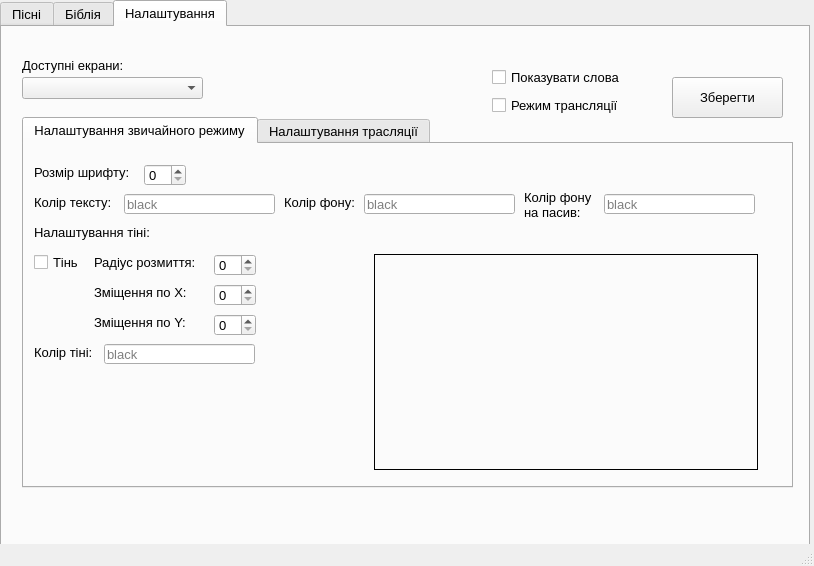
Qt form ss.ui (0xt1m/LyricVerse) before a commit.
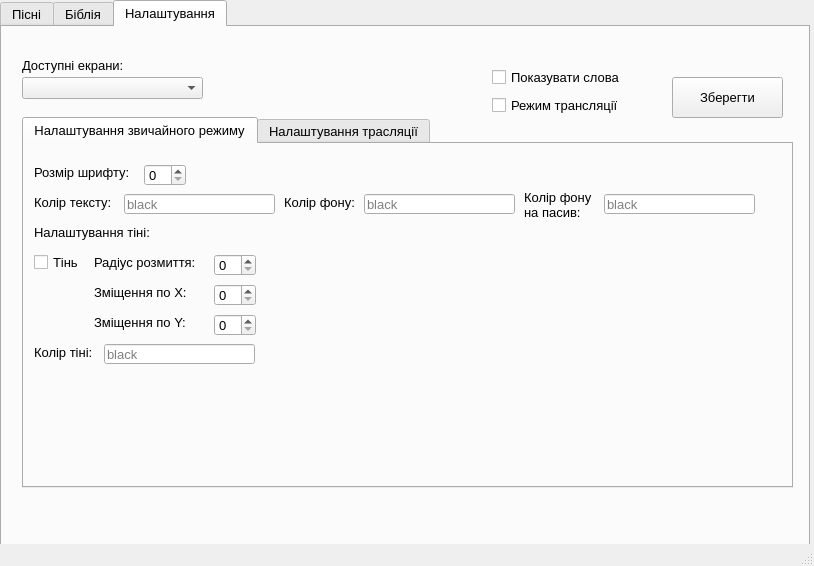
The same form after that commit.

Commit message: make moving elemnt in constructor frame

```diff
--- a/ss.ui
+++ b/ss.ui
@@ -703,25 +703,6 @@
          <string>black</string>
         </property>
        </widget>
-       <widget class="QFrame" name="constructor_frame">
-        <property name="geometry">
-         <rect>
-          <x>350</x>
-          <y>110</y>
-          <width>384</width>
-          <height>216</height>
-         </rect>
-        </property>
-        <property name="styleSheet">
-         <string notr="true">border: 1px solid black;</string>
-        </property>
-        <property name="frameShape">
-         <enum>QFrame::StyledPanel</enum>
-        </property>
-        <property name="frameShadow">
-         <enum>QFrame::Raised</enum>
-        </property>
-       </widget>
       </widget>
       <widget class="QWidget" name="stream_mode_settings_tab">
        <attribute name="title">
```
The commit also changes 4 other files.
